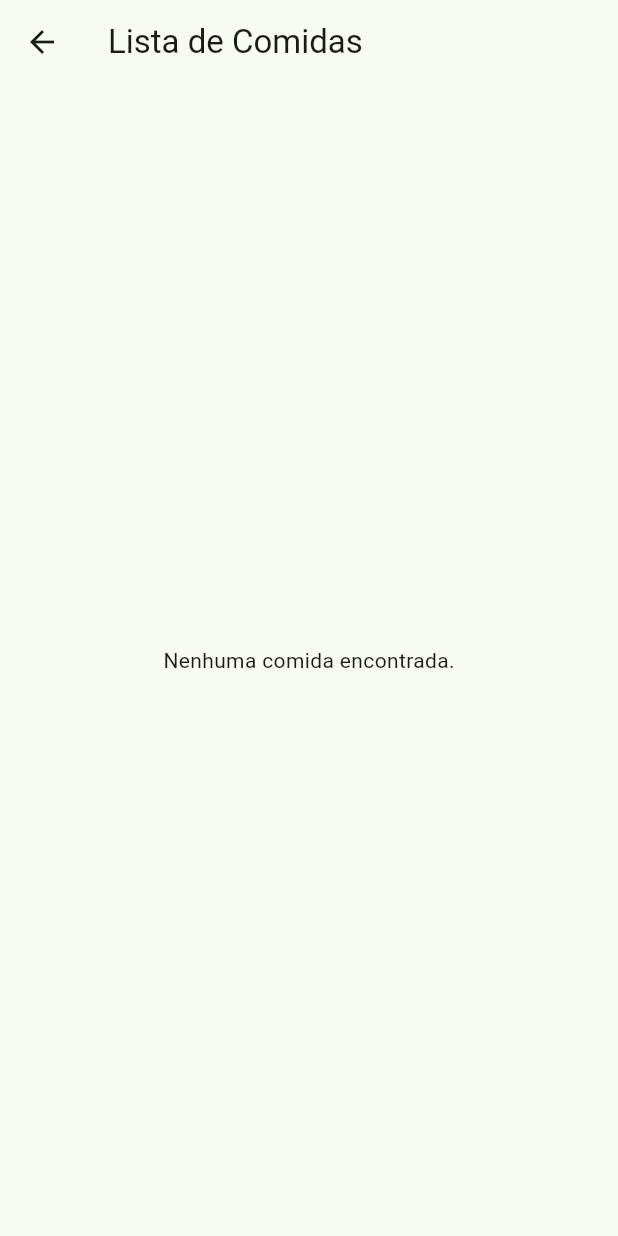
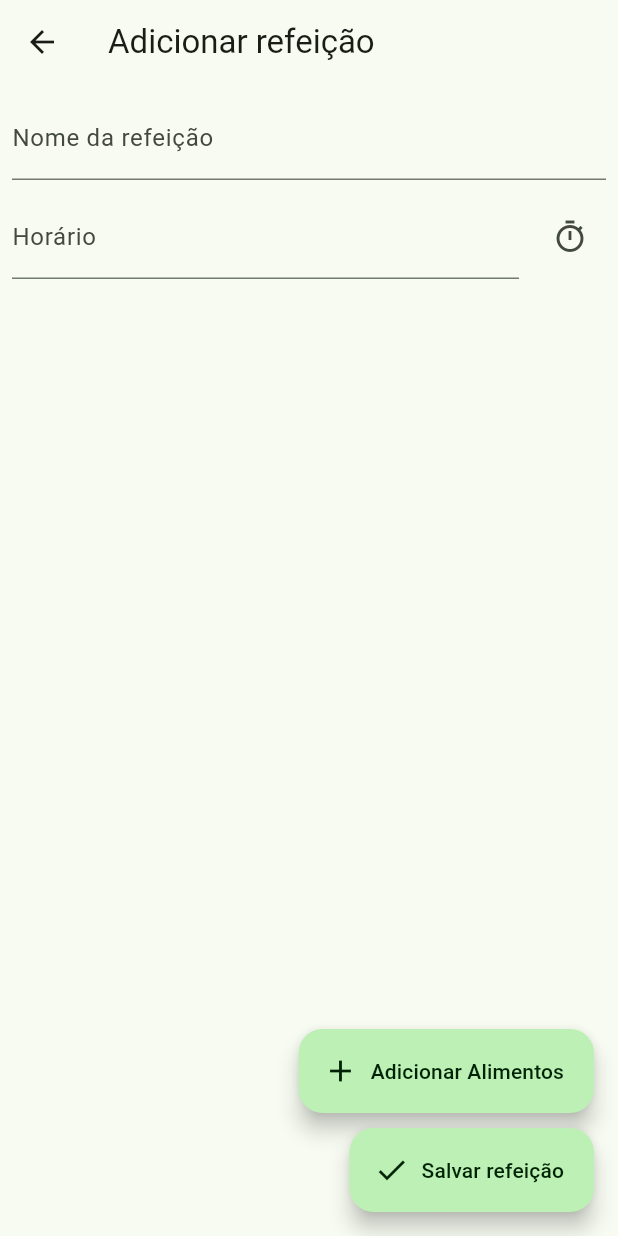
Before and after one commit to loulouizz/tccalimentracker, a Flutter app: the screen it shows once a user with an empty profile is signed in, after a tap on the "add" icon, on a phone screen of 412 x 824 dp. Run offline on Flutter 3.47's test engine with Material 3 defaults, Android fonts, the light colour scheme and no system bars; our stand-ins replace cloud_firestore, firebase_auth, firebase_core, flutter_slidable, google_fonts; accounts and stored records are empty.

Commit message:
gerenciamento de foods completo

```diff
--- a/lib/main.dart
+++ b/lib/main.dart
@@ -1,9 +1,11 @@
 import 'package:alimentracker/firebase_options.dart';
+import 'package:alimentracker/providers/meal_provider.dart';
 import 'package:alimentracker/screens/login_screen.dart';
 import 'package:alimentracker/widget_tree.dart';
 import 'package:firebase_core/firebase_core.dart';
 import 'package:flutter/material.dart';
 import 'package:cloud_firestore/cloud_firestore.dart';
+import 'package:provider/provider.dart';
 import 'models/food_model.dart';
 import 'models/meal_model.dart';
 import 'src/shared/themes/colors_schemes.g.dart';
@@ -11,7 +13,12 @@ import 'src/shared/themes/colors_schemes.g.dart';
 Future<void> main() async {
   WidgetsFlutterBinding.ensureInitialized();
   await _initializeFirebase();
-  runApp(MyApp());
+  runApp(MultiProvider(
+    providers: [
+      ChangeNotifierProvider(create: (_) => MealProvider()),
+    ],
+    child: MyApp(),
+  ));
 }
 
 Future<void> _initializeFirebase() async {
@@ -33,13 +40,9 @@ class MyApp extends StatelessWidget {
       title: 'Firebase Test',
       themeMode: ThemeMode.system,
       theme: ThemeData(
-        useMaterial3: true,
-        colorScheme: MaterialTheme.lightScheme()
-    ),
+          useMaterial3: true, colorScheme: MaterialTheme.lightScheme()),
       darkTheme: ThemeData(
-        useMaterial3: true,
-        colorScheme: MaterialTheme.darkScheme()
-      ),
+          useMaterial3: true, colorScheme: MaterialTheme.darkScheme()),
       home: WidgetTree(),
     );
   }
--- /dev/null
+++ b/lib/providers/meal_provider.dart
@@ -0,0 +1,32 @@
+import 'package:flutter/material.dart';
+
+class MealProvider with ChangeNotifier {
+  final List<Map<String, dynamic>> _foods = [];
+
+  List<Map<String, dynamic>> get foods => _foods;
+
+  void addFood(Map<String, dynamic> food) {
+    _foods.add(food);
+    notifyListeners();
+  }
+
+  void removeFood(int index) {
+    if (index >= 0 && index < _foods.length) {
+      _foods.removeAt(index);
+      notifyListeners();
+    }
+  }
+
+  void removeFoodByName(String name) {
+    _foods.removeWhere((food) => food['nome'] == name);
+    notifyListeners();
+  }
+
+  void updateFood(Map<String, dynamic> updatedFood) {
+    final index = _foods.indexWhere((food) => food['nome'] == updatedFood['nome']);
+    if (index != -1) {
+      _foods[index] = updatedFood;
+      notifyListeners();
+    }
+  }
+}
--- /dev/null
+++ b/lib/screens/add_meal_screen.dart
@@ -0,0 +1,118 @@
+import 'package:alimentracker/food_widget.dart';
+import 'package:alimentracker/models/food_model.dart';
+import 'package:alimentracker/providers/meal_provider.dart';
+import 'package:flutter/material.dart';
+import 'package:provider/provider.dart';
+import 'food_list_screen.dart';
+
+class AddMealScreen extends StatefulWidget {
+  const AddMealScreen({super.key});
+
+  @override
+  State<AddMealScreen> createState() => _AddMealScreenState();
+}
+
+class _AddMealScreenState extends State<AddMealScreen> {
+  Future<void> _addFood(BuildContext context) async {
+    await Navigator.push(
+      context,
+      MaterialPageRoute(
+        builder: (context) => FoodListScreen(),
+      ),
+    );
+  }
+
+  @override
+  Widget build(BuildContext context) {
+    final mealProvider = Provider.of<MealProvider>(context);
+
+    return Scaffold(
+      appBar: AppBar(
+        title: const Text("Adicionar refeição"),
+      ),
+      body: Padding(
+        padding: const EdgeInsets.all(8.0),
+        child: Center(
+          child: Form(
+            child: Column(
+              mainAxisAlignment: MainAxisAlignment.start,
+              children: [
+                TextFormField(
+                  decoration: const InputDecoration(
+                    labelText: "Nome da refeição",
+                  ),
+                  validator: (value) {
+                    if (value == null || value.isEmpty) {
+                      return "O nome da refeição é obrigatório";
+                    }
+                    return null;
+                  },
+                ),
+                const SizedBox(height: 10),
+                Row(
+                  children: [
+                    Flexible(
+                      child: TextFormField(
+                        decoration: const InputDecoration(
+                          labelText: "Horário",
+                        ),
+                      ),
+                    ),
+                    const SizedBox(width: 10),
+                    IconButton(
+                      onPressed: () {},
+                      icon: const Icon(Icons.timer_outlined),
+                    ),
+                  ],
+                ),
+                const SizedBox(height: 20),
+                // Expanding ListView.builder
+                Expanded(
+                  child: ListView.builder(
+                    itemCount: mealProvider.foods.length,
+                    itemBuilder: (context, index) {
+                      final food = mealProvider.foods[index];
+                      return Padding(
+                        padding: const EdgeInsets.symmetric(vertical: 4.0),
+                        child: FoodWidget(
+                          foodModel: FoodModel(
+                            name: food['nome'],
+                            amount: food['quantidade'],
+                            kcal: food['kcal'],
+                            protein: food['proteína'],
+                            carbohydrate: food['carboidrato'],
+                            fat: food['gordura'],
+                          ),
+                        ),
+                      );
+                    },
+                  ),
+                ),
+              ],
+            ),
+          ),
+        ),
+      ),
+      floatingActionButton: Padding(
+        padding: EdgeInsets.only(),
+          child: Column(
+            mainAxisAlignment: MainAxisAlignment.end,
+            crossAxisAlignment: CrossAxisAlignment.end,
+            children: [
+              FloatingActionButton.extended(
+                onPressed: () => _addFood(context),
+                icon: const Icon(Icons.add),
+                label: const Text("Adicionar Alimentos"),
+              ),
+              SizedBox(height: 10,),
+              FloatingActionButton.extended(
+                onPressed: (){},
+                icon: const Icon(Icons.done),
+                label: const Text("Salvar refeição"),
+              ),
+            ],
+          ),
+      )
+    );
+  }
+}
--- a/lib/screens/main_screen.dart
+++ b/lib/screens/main_screen.dart
@@ -1,4 +1,5 @@
 import 'package:alimentracker/auth.dart';
+import 'package:alimentracker/screens/add_meal_screen.dart';
 import 'package:alimentracker/screens/food_list_screen.dart';
 import 'package:firebase_auth/firebase_auth.dart';
 import 'package:flutter/material.dart';
@@ -87,7 +88,7 @@ class _MainScreenState extends State<MainScreen> {
       ),
       floatingActionButton: FloatingActionButton(
         onPressed: () {
-          Navigator.of(context).push(MaterialPageRoute(builder: (context)=> FoodListScreen()));
+          Navigator.of(context).push(MaterialPageRoute(builder: (context)=> AddMealScreen()));
         },
         child: Icon(Icons.add),
       ),
--- a/pubspec.yaml
+++ b/pubspec.yaml
@@ -41,6 +41,8 @@ dependencies:
   mocktail: ^1.0.4
   google_fonts: ^6.2.1
   intl: ^0.19.0
+  provider: ^6.1.2
+  flutter_slidable: ^3.1.1
 
 dev_dependencies:
   flutter_test:
```
Also changed, not shown: lib/food_widget.dart (added, +110 -0 lines), lib/models/food_model.dart (+2 -8 lines), lib/screens/food_info_screen.dart (added, +180 -0 lines), lib/screens/food_list_screen.dart (+26 -7 lines), lib/screens/food_search_screen.dart (added), lib/widgets.dart (added), pubspec.lock.
